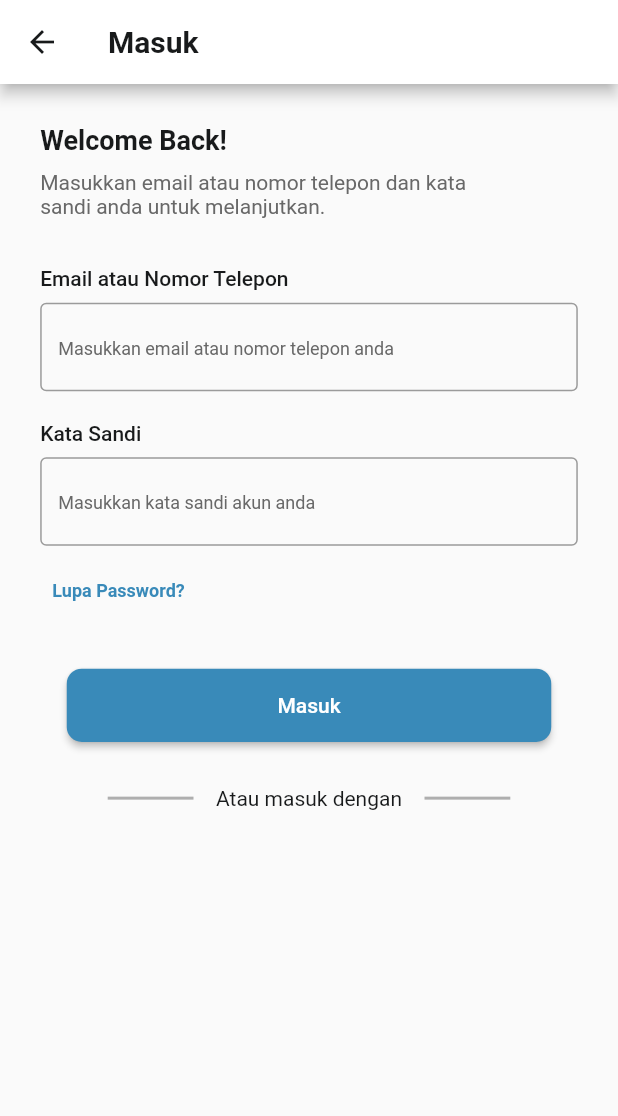
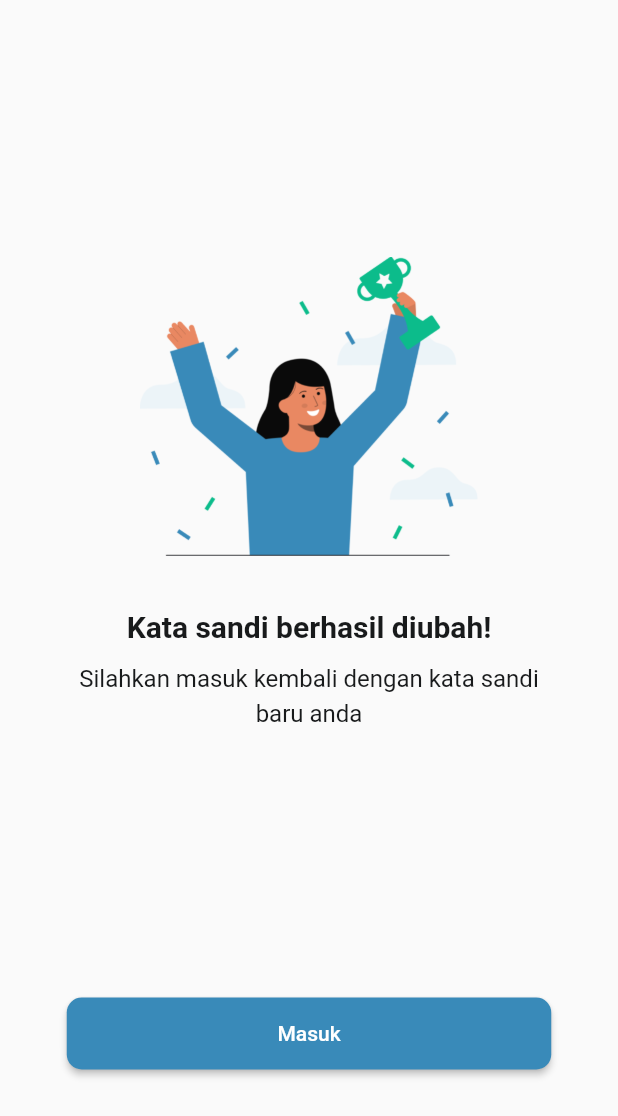
Before and after one commit to fadillaoegi/BlanjaLoka, a Flutter app: the screen it shows after launch, after a tap on "Masuk", on a phone screen of 412 x 824 dp. Shown: the top 1116 px of the screen. Run offline on Flutter 3.47's test engine with Material 2 defaults, Android fonts, the phone set to English and light mode, and no system bars; our stand-ins replace google_fonts.

Commit message:
Update page passSuccess

```diff
--- a/lib/main.dart
+++ b/lib/main.dart
@@ -1,5 +1,6 @@
 import 'package:blanjaloka/pages/home_page.dart';
 import 'package:blanjaloka/pages/login_page.dart';
+import 'package:blanjaloka/pages/passSuccess_page.dart';
 import 'package:blanjaloka/pages/regis_page.dart';
 import 'package:blanjaloka/pages/splash_page.dart';
 import 'package:blanjaloka/routes/routes_blanjaloka.dart';
@@ -20,12 +21,13 @@ class _MainAppState extends State<MainApp> {
     return MaterialApp(
       debugShowCheckedModeBanner: false,
       // home: const Splash(),
-      initialRoute: RouteName.splash,
+      initialRoute: RouteBlanjaloka.passSuccess,
       routes: {
-        RouteName.splash: (context) => const Splash(),
-        RouteName.login: (context) => const LoginPage(),
-        RouteName.register: (context) => const RegisterPage(),
-        RouteName.home: (context) => const Home(),
+        RouteBlanjaloka.splash: (context) => const Splash(),
+        RouteBlanjaloka.login: (context) => const LoginPage(),
+        RouteBlanjaloka.register: (context) => const RegisterPage(),
+        RouteBlanjaloka.home: (context) => const Home(),
+        RouteBlanjaloka.passSuccess: (context) => const PassSuccess(),
 
         // '/login': (context) => const LoginPage(),
         // '/register': (context) => const RegisterPage(),
--- a/lib/pages/login_page.dart
+++ b/lib/pages/login_page.dart
@@ -10,7 +10,6 @@ import 'package:flutter/material.dart';
 
 class LoginPage extends StatefulWidget {
   const LoginPage({Key? key}) : super(key: key);
-  static const login2 = RouteName.home;
 
   @override
   State<LoginPage> createState() => _LoginPageState();
@@ -121,7 +120,6 @@ class _LoginPageState extends State<LoginPage> {
                   const SizedBox(
                     height: 30.0,
                   ),
-
                 ],
               ),
             )),
--- /dev/null
+++ b/lib/pages/passSuccess_page.dart
@@ -0,0 +1,68 @@
+import 'package:blanjaloka/styles/colors.dart';
+import 'package:blanjaloka/styles/textStyle.dart';
+import 'package:blanjaloka/widgets/buttonDefault.dart';
+import 'package:flutter/material.dart';
+
+class PassSuccess extends StatelessWidget {
+  const PassSuccess({Key? key}) : super(key: key);
+
+  @override
+  Widget build(BuildContext context) {
+    return Scaffold(
+      body: SizedBox(
+        height: MediaQuery.of(context).size.height,
+        width: MediaQuery.of(context).size.width,
+        child: Column(
+          mainAxisAlignment: MainAxisAlignment.center,
+          crossAxisAlignment: CrossAxisAlignment.center,
+          children: [
+            const SizedBox(
+              height: 60.0,
+            ),
+            Image.asset(
+              'assets/img/success.png',
+              height: 200.0,
+              width: 225.75,
+            ),
+            const SizedBox(
+              height: 35.0,
+            ),
+            Text(
+              "Kata sandi berhasil diubah!",
+              style: textBlack600.copyWith(fontSize: 20.0),
+            ),
+            const SizedBox(
+              height: 14.0,
+            ),
+            Text(
+              "Silahkan masuk kembali dengan kata sandi",
+              style: textBlack400.copyWith(
+                fontSize: 16.0,
+              ),
+            ),
+            const SizedBox(
+              height: 4.0,
+            ),
+            Text(
+              "baru anda",
+              style: textBlack400.copyWith(
+                fontSize: 16.0,
+              ),
+            ),
+            const SizedBox(
+              height: 180.0,
+            ),
+            ButtonDefault(
+              height: 48.0,
+              width: 323.0,
+              onPress: () {},
+              radius: 10.0,
+              color: ColorBlanjaloka.primaryColor,
+              text: "Masuk",
+            ),
+          ],
+        ),
+      ),
+    );
+  }
+}
--- a/lib/routes/routes_blanjaloka.dart
+++ b/lib/routes/routes_blanjaloka.dart
@@ -1,6 +1,6 @@
 import 'package:blanjaloka/pages/splash_page.dart';
 
-class RouteName {
+class RouteBlanjaloka {
   static String root = '/';
   static String splash = '/splash';
   static const home = '/home';
@@ -9,4 +9,6 @@ class RouteName {
   static const forgotPass = '/forgotpass';
   static const errorPage = '/errorpage';
   static const success = '/successpage';
+  static const passSuccess = '/passSuccess';
+  static const sendLink = '/sendLink';
 }
```
Also changed, not shown: assets/img/success.png (added).
